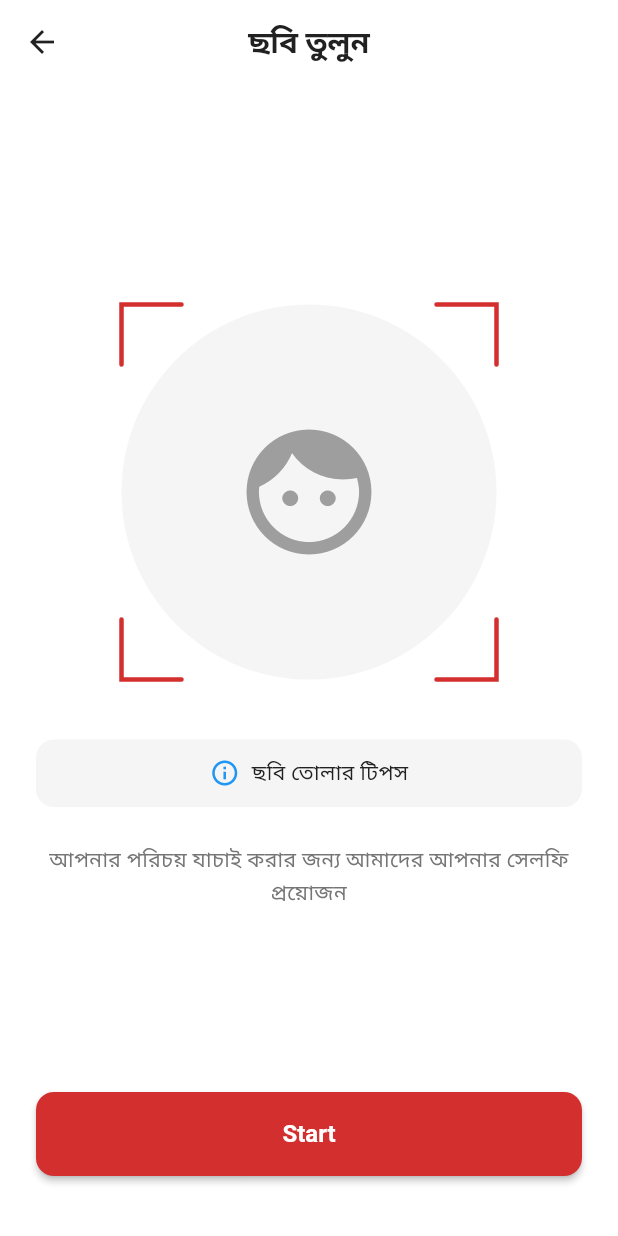
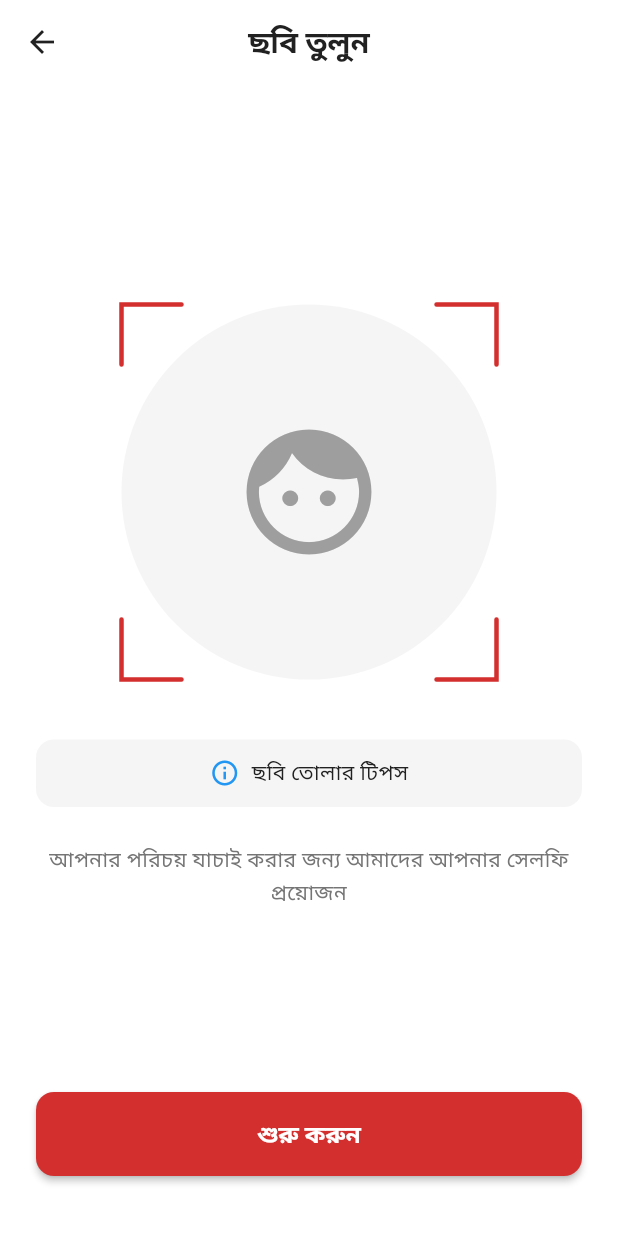
Before and after one commit to ahemon369/Protirokkha, a Flutter app: the KycVerificationScreen screen opened by its route, on a phone screen of 412 x 824 dp. Run offline on Flutter 3.47's test engine with Material 3 defaults, Android fonts, the phone set to English and light mode, and no system bars.

Commit message:
Address code review feedback: Use Bengali text for buttons and add comments
Co-authored-by: ahemon369 <180732434+ahemon369@users.noreply.github.com>

```diff
--- a/lib/features/home/screens/home_screen.dart
+++ b/lib/features/home/screens/home_screen.dart
@@ -12,7 +12,9 @@ class HomeScreen extends StatefulWidget {
 
 class _HomeScreenState extends State<HomeScreen> {
   int _currentIndex = 0;
-  bool hasDefendersNearby = true; // Toggle this to test both states
+  // Toggle this flag to test both UI states (defenders active vs no defenders)
+  // In production, this should be populated from backend/location service
+  bool hasDefendersNearby = true;
 
   @override
   Widget build(BuildContext context) {
--- a/lib/features/kyc/screens/kyc_verification_screen.dart
+++ b/lib/features/kyc/screens/kyc_verification_screen.dart
@@ -128,7 +128,7 @@ class _KycVerificationScreenState extends State<KycVerificationScreen> {
               const Spacer(),
               // Start button
               CustomButton(
-                text: 'Start',
+                text: 'শুরু করুন',
                 onPressed: () {
                   // Navigate to emergency contacts screen
                   Navigator.pushNamed(context, AppRoutes.emergencyContacts);
```
Also changed, not shown: lib/features/emergency/screens/emergency_contacts_screen.dart (+3 -8 lines).
